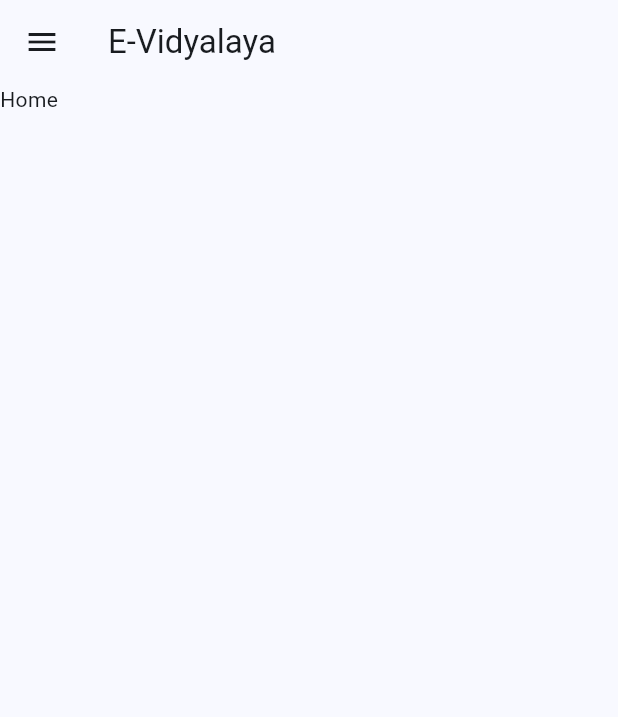
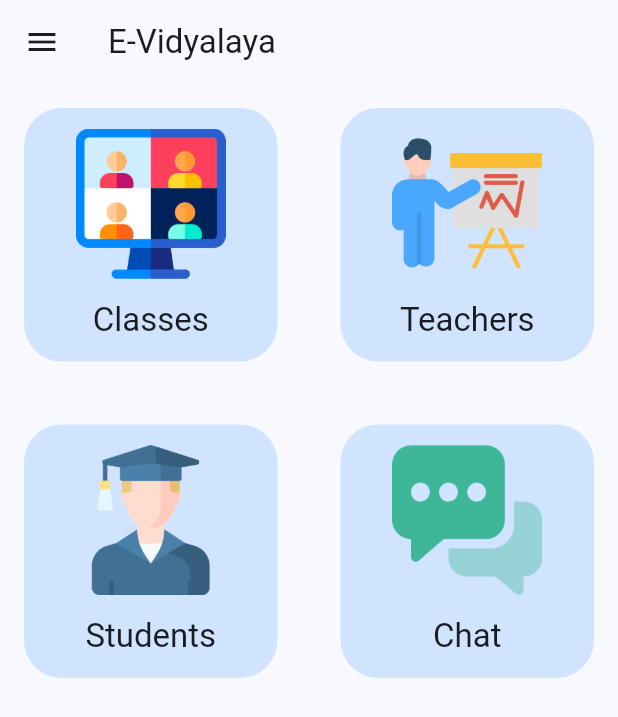
Before and after one commit to rks369/evidyalaya, a Flutter app: the Home screen opened directly, on a phone screen of 412 x 824 dp. Shown: the top 717 px of the screen. Run offline on Flutter 3.47's test engine with Material 2 defaults, Android fonts, the light colour scheme and no system bars; our stand-ins replace connectivity_plus, flutter_bloc, flutter_spinkit, shared_preferences; missing offline and left inert: mysql1; accounts and stored records are empty.

Commit message:
Home Screen Init

```diff
--- /dev/null
+++ b/lib/screens/director/director_dashboard.dart
@@ -0,0 +1,79 @@
+import 'package:evidyalaya/screens/director/director_chat.dart';
+import 'package:evidyalaya/screens/director/director_classes.dart';
+import 'package:evidyalaya/services/change_screen.dart';
+import 'package:flutter/material.dart';
+
+class DirectorDashBoard extends StatelessWidget {
+  const DirectorDashBoard({super.key});
+
+  @override
+  Widget build(BuildContext context) {
+    return GridView.count(
+      crossAxisCount: 2,
+      crossAxisSpacing: 10.0,
+      mainAxisSpacing: 10.0,
+      children: [
+        DashBoardTiles(
+            imagePath: 'images/class.png',
+            title: 'Classes',
+            onPress: () {
+              changeScreen(context, const DirectorClasses());
+            }),
+        DashBoardTiles(
+            imagePath: 'images/teacher.png',
+            title: 'Teachers',
+            onPress: () {
+              changeScreen(context, const DirectorClasses());
+            }),
+        DashBoardTiles(
+            imagePath: 'images/student.png', title: 'Students', onPress: () {}),
+        DashBoardTiles(
+            imagePath: 'images/chat.png',
+            title: 'Chat',
+            onPress: () {
+              changeScreen(context, const DirectorChat());
+            })
+      ],
+    );
+  }
+}
+
+class DashBoardTiles extends StatelessWidget {
+  const DashBoardTiles(
+      {Key? key,
+      required this.imagePath,
+      required this.title,
+      required this.onPress})
+      : super(key: key);
+
+  final String imagePath;
+  final String title;
+  final VoidCallback onPress;
+
+  @override
+  Widget build(BuildContext context) {
+    return GestureDetector(
+      onTap: onPress,
+      child: Container(
+        decoration: BoxDecoration(
+            color: Theme.of(context).colorScheme.primaryContainer,
+            borderRadius: const BorderRadius.all(Radius.circular(25))),
+        margin: const EdgeInsets.all(16),
+        height: 50,
+        child: Column(
+          mainAxisAlignment: MainAxisAlignment.spaceEvenly,
+          children: [
+            Image.asset(
+              imagePath,
+              height: 100,
+            ),
+            Text(
+              title,
+              style: Theme.of(context).textTheme.headline6,
+            )
+          ],
+        ),
+      ),
+    );
+  }
+}
--- a/lib/screens/home.dart
+++ b/lib/screens/home.dart
@@ -1,3 +1,4 @@
+import 'package:evidyalaya/screens/director/director_dashboard.dart';
 import 'package:evidyalaya/widgets/slide_drawer.dart';
 import 'package:flutter/material.dart';
 
@@ -6,12 +7,14 @@ class Home extends StatelessWidget {
 
   @override
   Widget build(BuildContext context) {
+    List<Widget> dashBoardList = [const DirectorDashBoard()];
+
     return Scaffold(
       appBar: AppBar(
         title: const Text('E-Vidyalaya'),
       ),
       drawer: const SideDrawer(),
-      body: const Text('Home'),
+      body: dashBoardList[0],
     );
   }
 }
```
Also changed, not shown: lib/screens/director/director_chat.dart (added, +22 -0 lines), lib/screens/director/director_classes.dart (added, +22 -0 lines), images/chat.png (added), images/class.png (added), images/student.png (added), images/teacher.png (added), lib/screens/director/director_students.dart (added), lib/screens/director/director_teachres.dart (added).
